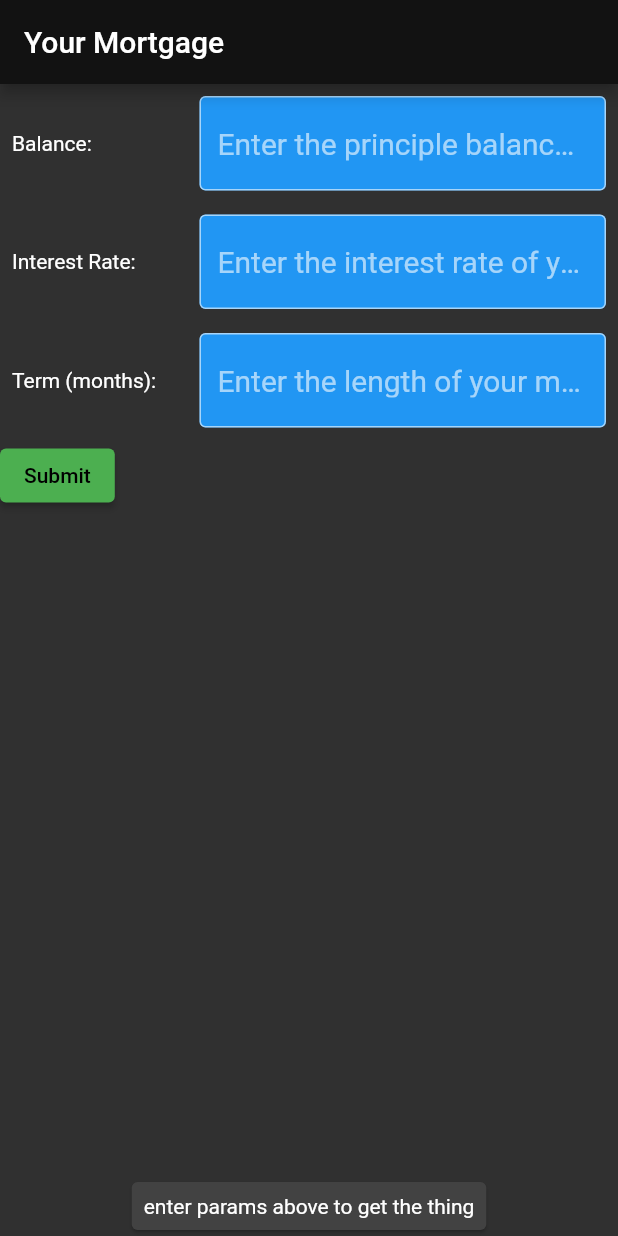
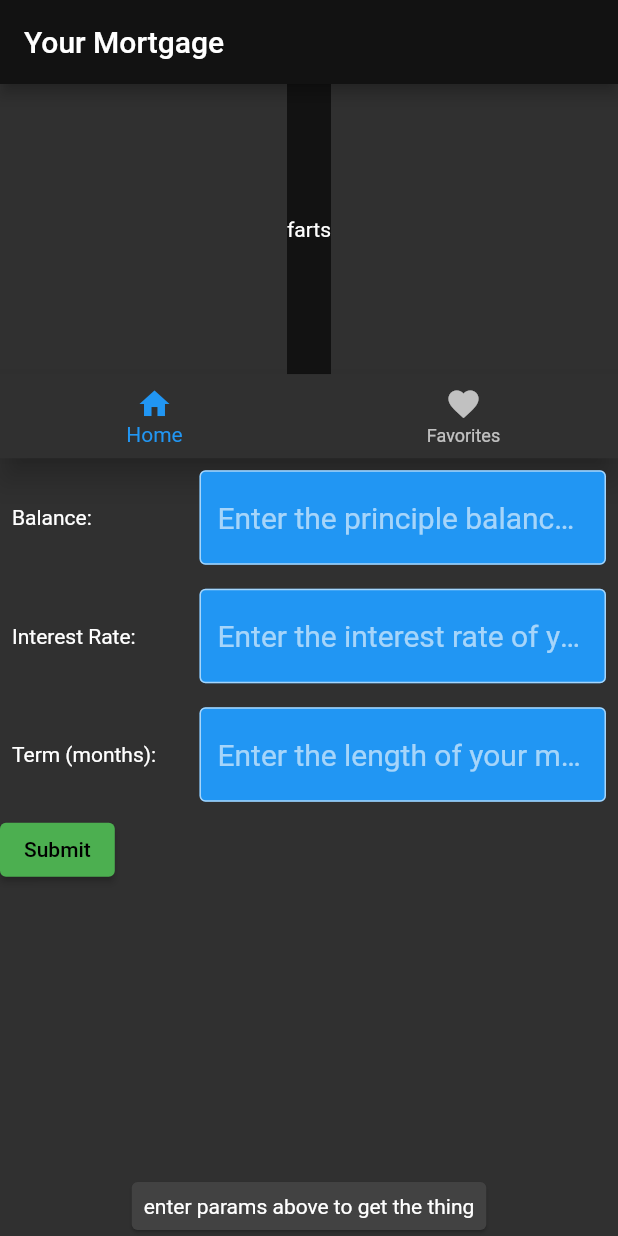
Before and after one commit to dalbert/flutter_mort, a Flutter app: the screen it shows after launch, on a phone screen of 412 x 824 dp. Run offline on Flutter 3.47's test engine with Material 2 defaults, Android fonts, the phone set to English and light mode, and no system bars.

Commit message:
I'm in the middle of moving widgets around in main.dart to implement the navbar that switches btwn left-side and bottom It ain't done, but checkpointing here as the app is not currently broken

```diff
--- a/analysis_options.yaml
+++ b/analysis_options.yaml
@@ -25,5 +25,11 @@ linter:
     # avoid_print: false  # Uncomment to disable the `avoid_print` rule
     # prefer_single_quotes: true  # Uncomment to enable the `prefer_single_quotes` rule
 
+analyzer:
+  enable-experiment:
+    # the need for records came from using "LayoutBuilder( builder: (context, contraints)..."
+    # records is the ability to have 2 variables in parens like this ^^
+    - records
+
 # Additional information about this file can be found at
 # https://dart.dev/guides/language/analysis-options
--- a/lib/main.dart
+++ b/lib/main.dart
@@ -36,6 +36,8 @@ class MyHomePage extends StatefulWidget {
 }
 
 class _MyHomePageState extends State<MyHomePage> {
+  var selectedIndex = 0;
+
   final GlobalKey<FormState> _formKey = GlobalKey<FormState>();
   final balanceController = TextEditingController();
   final rateController = TextEditingController();
@@ -66,14 +68,91 @@ class _MyHomePageState extends State<MyHomePage> {
   // This method is rerun every time setState is called
   @override
   Widget build(BuildContext context) {
+    var colorScheme = Theme.of(context).colorScheme;
+
+    Widget page = const Center(
+      child: Text('butt'),
+    );
+    switch (selectedIndex) {
+      case 0:
+        page = const MortgagesPage();
+        break;
+      case 1:
+        //page = AmortizationPage();
+        break;
+      default:
+        throw UnimplementedError('no widget for $selectedIndex');
+    }
+
+    var mainArea = ColoredBox(
+      color: colorScheme.surfaceVariant,
+      child: AnimatedSwitcher(
+        duration: const Duration(milliseconds: 100),
+        child: page,
+      ),
+    );
+
     return Scaffold(
       appBar: AppBar(
         // Here we take the value from the MyHomePage object that was created by
         // the App.build method, and use it to set our appbar title.
         title: Text(widget.title),
       ),
-      body: Center(
+      body: LayoutBuilder(
+        builder: (BuildContext context, BoxConstraints constraints) {
+          if (constraints.maxWidth < 450) {
+            return Column(
+              children: [
+                // need to move most of the Widget tree into separate func per page which will be rendered here inside mainArea
+                // this will also move the navbar to the bottom; right now all the page content is below this navbar, while mainArea is above it
+                Expanded(child: mainArea),
+                SafeArea(
+                    child: BottomNavigationBar(
+                  items: const [
+                    BottomNavigationBarItem(
+                      icon: Icon(Icons.home),
+                      label: 'Home',
+                    ),
+                    BottomNavigationBarItem(
+                      icon: Icon(Icons.favorite),
+                      label: 'Favorites',
+                    ),
+                  ],
+                  currentIndex: selectedIndex,
+                  onTap: (value) {
+                    setState(() {
+                      selectedIndex = value;
+                    });
+                  },
+                )),
+                Form(
+                    key: _formKey,
                     child: Column(
+                      crossAxisAlignment: CrossAxisAlignment.start,
+                      children: <Widget>[
+                        balanceField(),
+                        rateField(),
+                        termField(),
+                        ElevatedButton(
+                          onPressed: () {
+                            if (_formKey.currentState!.validate()) {
+                              _saveMortgage();
+                              debugPrint('NARROW');
+                            }
+                          },
+                          child: const Text('Submit'),
+                        ),
+                      ],
+                    )),
+                mortgageHistory(),
+                if (mortgage != null)
+                  ...getAmortizationWidgets()
+                else
+                  amortPlaceholder(),
+              ],
+            );
+          } else {
+            return Column(
               children: [
                 Form(
                     key: _formKey,
@@ -87,13 +166,7 @@ class _MyHomePageState extends State<MyHomePage> {
                           onPressed: () {
                             if (_formKey.currentState!.validate()) {
                               _saveMortgage();
-                        debugPrint("balance: ${mortgage!.balance}");
-                        debugPrint("rate: ${mortgage!.rate}");
-                        debugPrint("term: ${mortgage!.term}");
-                        debugPrint(mortgage!.name);
-                        debugPrint(mortgage!.payment.toString());
-                        debugPrint(
-                            'Lifetime Interest: ${mortgage!.lifetimeInterest}');
+                              debugPrint("WIDELOAD");
                             }
                           },
                           child: const Text('Submit'),
@@ -106,7 +179,10 @@ class _MyHomePageState extends State<MyHomePage> {
                 else
                   amortPlaceholder(),
               ],
-      )),
+            );
+          }
+        },
+      ),
     );
   }
 
@@ -323,6 +399,14 @@ class _MyHomePageState extends State<MyHomePage> {
   }
 }
 
+class MortgagesPage extends StatelessWidget {
+  const MortgagesPage({super.key});
+  @override
+  Widget build(BuildContext context) {
+    return const Text("farts");
+  }
+}
+
 class MortgageRow extends StatelessWidget {
   const MortgageRow({
     super.key,
--- a/pubspec.yaml
+++ b/pubspec.yaml
@@ -19,7 +19,7 @@ publish_to: 'none' # Remove this line if you wish to publish to pub.dev
 version: 1.0.0+1
 
 environment:
-  sdk: '>=2.19.3 <3.0.0'
+  sdk: '>=2.19.4 <3.0.0'
 
 # Dependencies specify other packages that your package needs in order to work.
 # To automatically upgrade your package dependencies to the latest versions
```
Also changed, not shown: pubspec.lock. Lines whose indentation alone changed are shown as unchanged.
